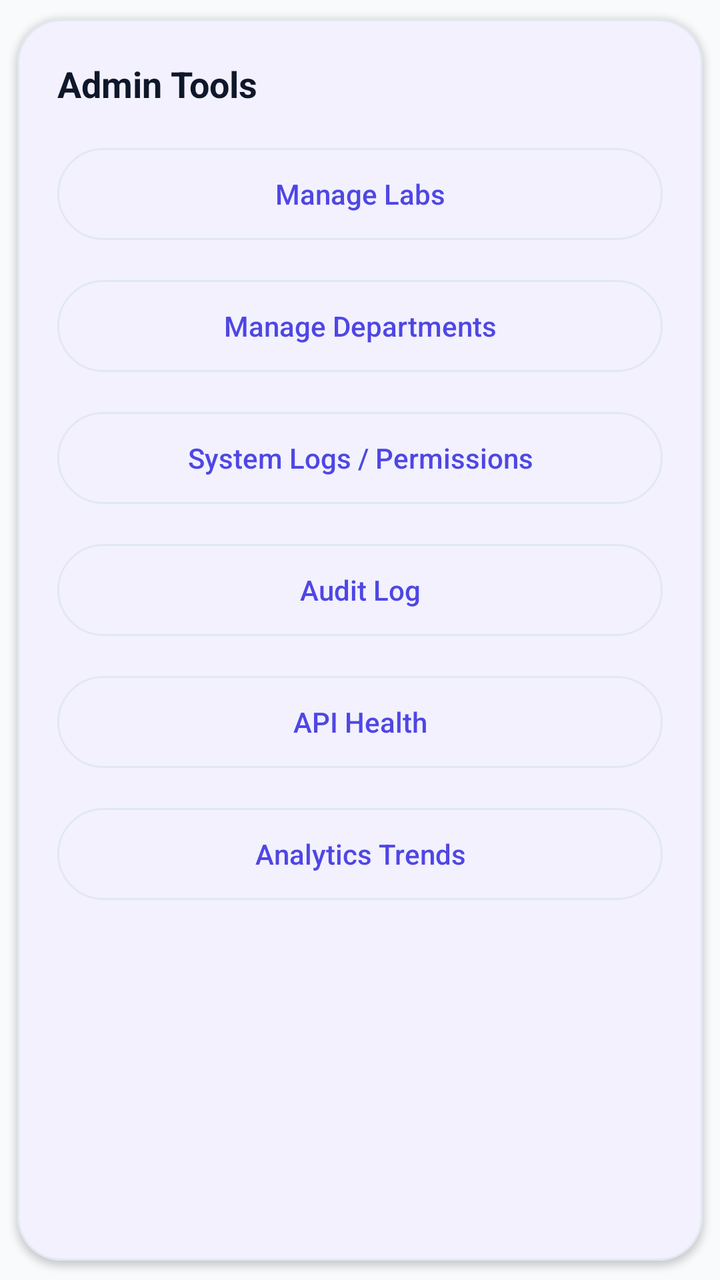
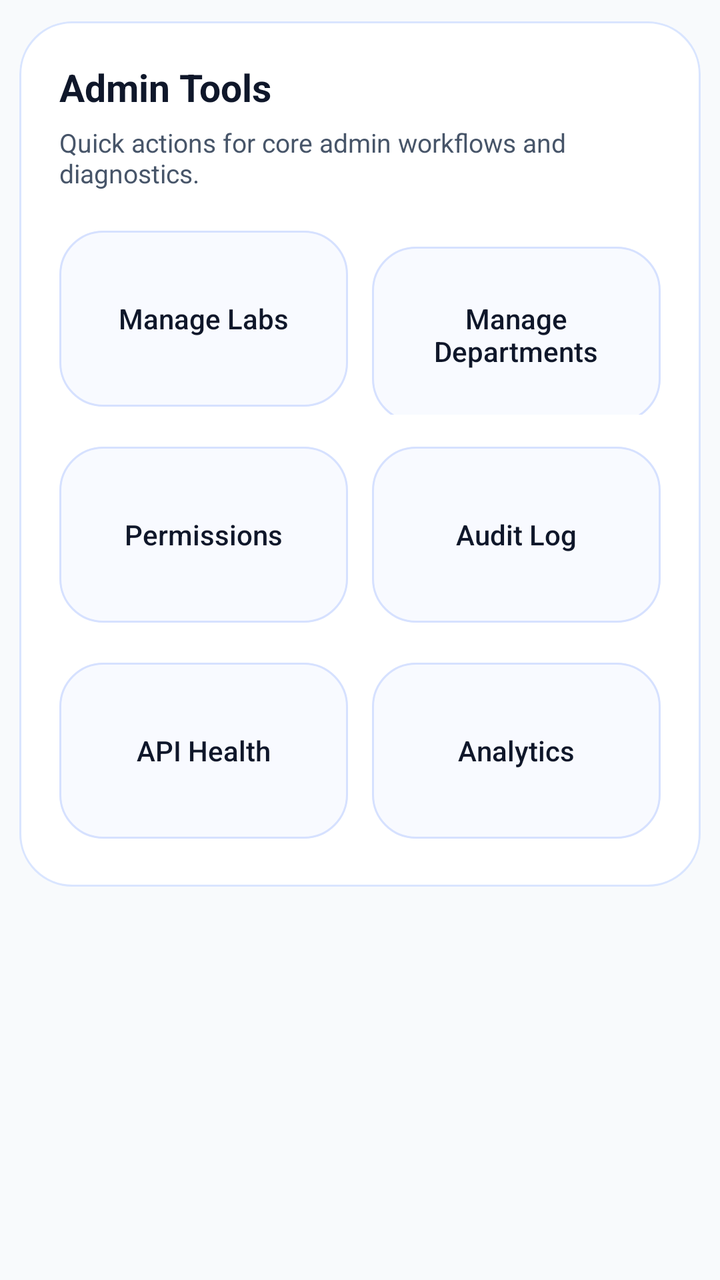

Before-and-after screenshots of an Android layout around one commit, followed by the original layout XML and the change that was made.
<!-- AndroidManifest.xml: application theme Theme.VirtualLabAdmin -->
<!-- res/layout/item_settings_tools.xml -->
<?xml version="1.0" encoding="utf-8"?>
<com.google.android.material.card.MaterialCardView xmlns:android="http://schemas.android.com/apk/res/android"
    style="@style/Widget.VirtualLab.Card"
    android:layout_width="match_parent"
    android:layout_height="wrap_content"
    android:layout_marginTop="@dimen/space_md">
    <LinearLayout android:layout_width="match_parent" android:layout_height="wrap_content" android:orientation="vertical" android:padding="@dimen/space_lg">
        <TextView android:layout_width="wrap_content" android:layout_height="wrap_content" android:text="Admin Tools" android:textColor="@color/text_primary" android:textSize="18sp" android:textStyle="bold" />
        <com.google.android.material.button.MaterialButton android:id="@+id/manageLabsBtn" style="@style/Widget.Material3.Button.OutlinedButton" android:layout_width="match_parent" android:layout_height="@dimen/btn_h" android:layout_marginTop="@dimen/space_md" android:text="Manage Labs" />
        <com.google.android.material.button.MaterialButton android:id="@+id/manageDepartmentsBtn" style="@style/Widget.Material3.Button.OutlinedButton" android:layout_width="match_parent" android:layout_height="@dimen/btn_h" android:layout_marginTop="@dimen/space_sm" android:text="Manage Departments" />
        <com.google.android.material.button.MaterialButton android:id="@+id/permissionsBtn" style="@style/Widget.Material3.Button.OutlinedButton" android:layout_width="match_parent" android:layout_height="@dimen/btn_h" android:layout_marginTop="@dimen/space_sm" android:text="System Logs / Permissions" />
        <com.google.android.material.button.MaterialButton android:id="@+id/auditLogBtn" style="@style/Widget.Material3.Button.OutlinedButton" android:layout_width="match_parent" android:layout_height="@dimen/btn_h" android:layout_marginTop="@dimen/space_sm" android:text="Audit Log" />
        <com.google.android.material.button.MaterialButton android:id="@+id/apiHealthBtn" style="@style/Widget.Material3.Button.OutlinedButton" android:layout_width="match_parent" android:layout_height="@dimen/btn_h" android:layout_marginTop="@dimen/space_sm" android:text="API Health" />
        <com.google.android.material.button.MaterialButton android:id="@+id/analyticsBtn" style="@style/Widget.Material3.Button.OutlinedButton" android:layout_width="match_parent" android:layout_height="@dimen/btn_h" android:layout_marginTop="@dimen/space_sm" android:text="Analytics Trends" />
    </LinearLayout>
</com.google.android.material.card.MaterialCardView>
<!-- resources referenced by this layout -->
<resources>
  <color name="text_primary">#0F172A</color>
  <dimen name="btn_h">54dp</dimen>
  <dimen name="space_lg">20dp</dimen>
  <dimen name="space_md">16dp</dimen>
  <dimen name="space_sm">12dp</dimen>
  <style name="Widget.VirtualLab.Card" parent="Widget.Material3.CardView.Outlined">
          <item name="cardBackgroundColor">@color/bg_surface</item>
          <item name="strokeColor">@color/stroke</item>
          <item name="strokeWidth">1dp</item>
          <item name="cardCornerRadius">@dimen/radius_lg</item>
          <item name="cardElevation">2dp</item>
          <item name="cardUseCompatPadding">true</item>
      </style>
  <style name="Theme.VirtualLabAdmin" parent="Theme.Material3.Light.NoActionBar">
          <item name="colorPrimary">@color/brand</item>
          <item name="colorSecondary">@color/brand</item>
          <item name="colorSurface">@color/bg_surface</item>
          <item name="colorOnSurface">@color/text_primary</item>
          <item name="colorOutline">@color/stroke</item>
  
          <item name="android:windowBackground">@color/bg_dark</item>
          <item name="android:colorBackground">@color/bg_dark</item>
          <item name="android:textColorPrimary">@color/text_primary</item>
          <item name="android:textColorSecondary">@color/text_muted</item>
  
          <item name="materialButtonStyle">@style/Widget.VirtualLab.Button</item>
          <item name="textInputStyle">@style/Widget.VirtualLab.TextInputLayout.Outlined</item>
          <item name="materialCardViewStyle">@style/Widget.VirtualLab.Card</item>
  
          <item name="android:statusBarColor" tools:targetApi="l">@android:color/transparent</item>
          <item name="android:navigationBarColor" tools:targetApi="l">@android:color/transparent</item>
          <item name="android:windowLightStatusBar" tools:targetApi="m">true</item>
          <item name="android:windowLightNavigationBar" tools:targetApi="o">true</item>
      </style>
  <color name="bg_surface">#FFFFFF</color>
  <color name="stroke">#E2E8F0</color>
  <dimen name="radius_lg">22dp</dimen>
  <color name="brand">#4F46E5</color>
  <color name="bg_dark">#F8FAFC</color>
  <color name="text_muted">#475569</color>
  <style name="Widget.VirtualLab.Button" parent="Widget.Material3.Button">
          <item name="android:textAllCaps">false</item>
          <item name="android:insetLeft">0dp</item>
          <item name="android:insetRight">0dp</item>
          <item name="android:insetTop">0dp</item>
          <item name="android:insetBottom">0dp</item>
          <item name="android:minHeight">@dimen/btn_h</item>
          <item name="cornerRadius">@dimen/radius_lg</item>
          <item name="android:letterSpacing">0</item>
          <item name="elevation">0dp</item>
      </style>
  <style name="Widget.VirtualLab.TextInputLayout.Outlined" parent="Widget.Material3.TextInputLayout.OutlinedBox">
          <item name="boxStrokeColor">@color/stroke</item>
          <item name="hintTextColor">@color/text_muted</item>
          <item name="boxStrokeWidth">1dp</item>
          <item name="boxStrokeWidthFocused">2dp</item>
          <item name="boxCornerRadiusTopStart">@dimen/radius_lg</item>
          <item name="boxCornerRadiusTopEnd">@dimen/radius_lg</item>
          <item name="boxCornerRadiusBottomStart">@dimen/radius_lg</item>
          <item name="boxCornerRadiusBottomEnd">@dimen/radius_lg</item>
          <item name="boxBackgroundColor">@android:color/white</item>
      </style>
</resources>

<!-- the commit's change to res/layout/item_settings_tools.xml (unified diff, before → after) -->
@@ -1,16 +1,147 @@
 <?xml version="1.0" encoding="utf-8"?>
 <com.google.android.material.card.MaterialCardView xmlns:android="http://schemas.android.com/apk/res/android"
-    style="@style/Widget.VirtualLab.Card"
+    xmlns:app="http://schemas.android.com/apk/res-auto"
     android:layout_width="match_parent"
     android:layout_height="wrap_content"
-    android:layout_marginTop="@dimen/space_md">
-    <LinearLayout android:layout_width="match_parent" android:layout_height="wrap_content" android:orientation="vertical" android:padding="@dimen/space_lg">
-        <TextView android:layout_width="wrap_content" android:layout_height="wrap_content" android:text="Admin Tools" android:textColor="@color/text_primary" android:textSize="18sp" android:textStyle="bold" />
-        <com.google.android.material.button.MaterialButton android:id="@+id/manageLabsBtn" style="@style/Widget.Material3.Button.OutlinedButton" android:layout_width="match_parent" android:layout_height="@dimen/btn_h" android:layout_marginTop="@dimen/space_md" android:text="Manage Labs" />
-        <com.google.android.material.button.MaterialButton android:id="@+id/manageDepartmentsBtn" style="@style/Widget.Material3.Button.OutlinedButton" android:layout_width="match_parent" android:layout_height="@dimen/btn_h" android:layout_marginTop="@dimen/space_sm" android:text="Manage Departments" />
-        <com.google.android.material.button.MaterialButton android:id="@+id/permissionsBtn" style="@style/Widget.Material3.Button.OutlinedButton" android:layout_width="match_parent" android:layout_height="@dimen/btn_h" android:layout_marginTop="@dimen/space_sm" android:text="System Logs / Permissions" />
-        <com.google.android.material.button.MaterialButton android:id="@+id/auditLogBtn" style="@style/Widget.Material3.Button.OutlinedButton" android:layout_width="match_parent" android:layout_height="@dimen/btn_h" android:layout_marginTop="@dimen/space_sm" android:text="Audit Log" />
-        <com.google.android.material.button.MaterialButton android:id="@+id/apiHealthBtn" style="@style/Widget.Material3.Button.OutlinedButton" android:layout_width="match_parent" android:layout_height="@dimen/btn_h" android:layout_marginTop="@dimen/space_sm" android:text="API Health" />
-        <com.google.android.material.button.MaterialButton android:id="@+id/analyticsBtn" style="@style/Widget.Material3.Button.OutlinedButton" android:layout_width="match_parent" android:layout_height="@dimen/btn_h" android:layout_marginTop="@dimen/space_sm" android:text="Analytics Trends" />
+    android:layout_marginTop="@dimen/space_md"
+    android:layout_marginBottom="@dimen/space_md"
+    app:cardBackgroundColor="@android:color/transparent"
+    app:cardCornerRadius="26dp"
+    app:cardElevation="0dp"
+    app:strokeColor="@android:color/transparent">
+
+    <LinearLayout
+        android:layout_width="match_parent"
+        android:layout_height="wrap_content"
+        android:background="@drawable/bg_settings_glass_card"
+        android:orientation="vertical"
+        android:padding="20dp">
+
+        <TextView
+            android:layout_width="wrap_content"
+            android:layout_height="wrap_content"
+            android:text="Admin Tools"
+            android:textColor="@color/text_primary"
+            android:textSize="19sp"
+            android:textStyle="bold" />
+
+        <TextView
+            android:layout_width="match_parent"
+            android:layout_height="wrap_content"
+            android:layout_marginTop="6dp"
+            android:text="Quick actions for core admin workflows and diagnostics."
+            android:textColor="@color/text_muted"
+            android:textSize="13sp" />
+
+        <LinearLayout
+            android:layout_width="match_parent"
+            android:layout_height="wrap_content"
+            android:layout_marginTop="16dp"
+            android:orientation="horizontal">
+
+            <com.google.android.material.button.MaterialButton
+                android:id="@+id/manageLabsBtn"
+                style="@style/Widget.Material3.Button.OutlinedButton"
+                android:layout_width="0dp"
+                android:layout_height="96dp"
+                android:layout_weight="1"
+                android:gravity="center"
+                android:text="Manage Labs"
+                android:textColor="@color/text_primary"
+                app:backgroundTint="#F8FAFF"
+                app:cornerRadius="22dp"
+                app:strokeColor="#D6E1FF" />
+
+            <Space
+                android:layout_width="12dp"
+                android:layout_height="1dp" />
+
+            <com.google.android.material.button.MaterialButton
+                android:id="@+id/manageDepartmentsBtn"
+                style="@style/Widget.Material3.Button.OutlinedButton"
+                android:layout_width="0dp"
+                android:layout_height="96dp"
+                android:layout_weight="1"
+                android:gravity="center"
+                android:text="Manage Departments"
+                android:textColor="@color/text_primary"
+                app:backgroundTint="#F8FAFF"
+                app:cornerRadius="22dp"
+                app:strokeColor="#D6E1FF" />
+        </LinearLayout>
+
+        <LinearLayout
+            android:layout_width="match_parent"
+            android:layout_height="wrap_content"
+            android:layout_marginTop="12dp"
+            android:orientation="horizontal">
+
+            <com.google.android.material.button.MaterialButton
+                android:id="@+id/permissionsBtn"
+                style="@style/Widget.Material3.Button.OutlinedButton"
+                android:layout_width="0dp"
+                android:layout_height="96dp"
+                android:layout_weight="1"
+                android:gravity="center"
+                android:text="Permissions"
+                android:textColor="@color/text_primary"
+                app:backgroundTint="#F8FAFF"
+                app:cornerRadius="22dp"
+                app:strokeColor="#D6E1FF" />
+
+            <Space
+                android:layout_width="12dp"
+                android:layout_height="1dp" />
+
+            <com.google.android.material.button.MaterialButton
+                android:id="@+id/auditLogBtn"
+                style="@style/Widget.Material3.Button.OutlinedButton"
+                android:layout_width="0dp"
+                android:layout_height="96dp"
+                android:layout_weight="1"
+                android:gravity="center"
+                android:text="Audit Log"
+                android:textColor="@color/text_primary"
+                app:backgroundTint="#F8FAFF"
+                app:cornerRadius="22dp"
+                app:strokeColor="#D6E1FF" />
+        </LinearLayout>
+
+        <LinearLayout
+            android:layout_width="match_parent"
+            android:layout_height="wrap_content"
+            android:layout_marginTop="12dp"
+            android:orientation="horizontal">
+
+            <com.google.android.material.button.MaterialButton
+                android:id="@+id/apiHealthBtn"
+                style="@style/Widget.Material3.Button.OutlinedButton"
+                android:layout_width="0dp"
+                android:layout_height="96dp"
+                android:layout_weight="1"
+                android:gravity="center"
+                android:text="API Health"
+                android:textColor="@color/text_primary"
+                app:backgroundTint="#F8FAFF"
+                app:cornerRadius="22dp"
+                app:strokeColor="#D6E1FF" />
+
+            <Space
+                android:layout_width="12dp"
+                android:layout_height="1dp" />
+
+            <com.google.android.material.button.MaterialButton
+                android:id="@+id/analyticsBtn"
+                style="@style/Widget.Material3.Button.OutlinedButton"
+                android:layout_width="0dp"
+                android:layout_height="96dp"
+                android:layout_weight="1"
+                android:gravity="center"
+                android:text="Analytics"
+                android:textColor="@color/text_primary"
+                app:backgroundTint="#F8FAFF"
+                app:cornerRadius="22dp"
+                app:strokeColor="#D6E1FF" />
+        </LinearLayout>
     </LinearLayout>
 </com.google.android.material.card.MaterialCardView>
<!-- resource entries referenced after the edit -->
@@ -2,9 +2,16 @@
 <resources>
   <color name="text_primary">#0F172A</color>
   <dimen name="btn_h">54dp</dimen>
-  <dimen name="space_lg">20dp</dimen>
   <dimen name="space_md">16dp</dimen>
-  <dimen name="space_sm">12dp</dimen>
+  <!-- drawable bg_settings_glass_card (drawable) -->
+  <?xml version="1.0" encoding="utf-8"?>
+  <shape xmlns:android="http://schemas.android.com/apk/res/android">
+      <solid android:color="#F9FFFFFF" />
+      <stroke
+          android:width="1dp"
+          android:color="#D9E5FF" />
+      <corners android:radius="26dp" />
+  </shape>
   <style name="Widget.VirtualLab.Card" parent="Widget.Material3.CardView.Outlined">
           <item name="cardBackgroundColor">@color/bg_surface</item>
           <item name="strokeColor">@color/stroke</item>
